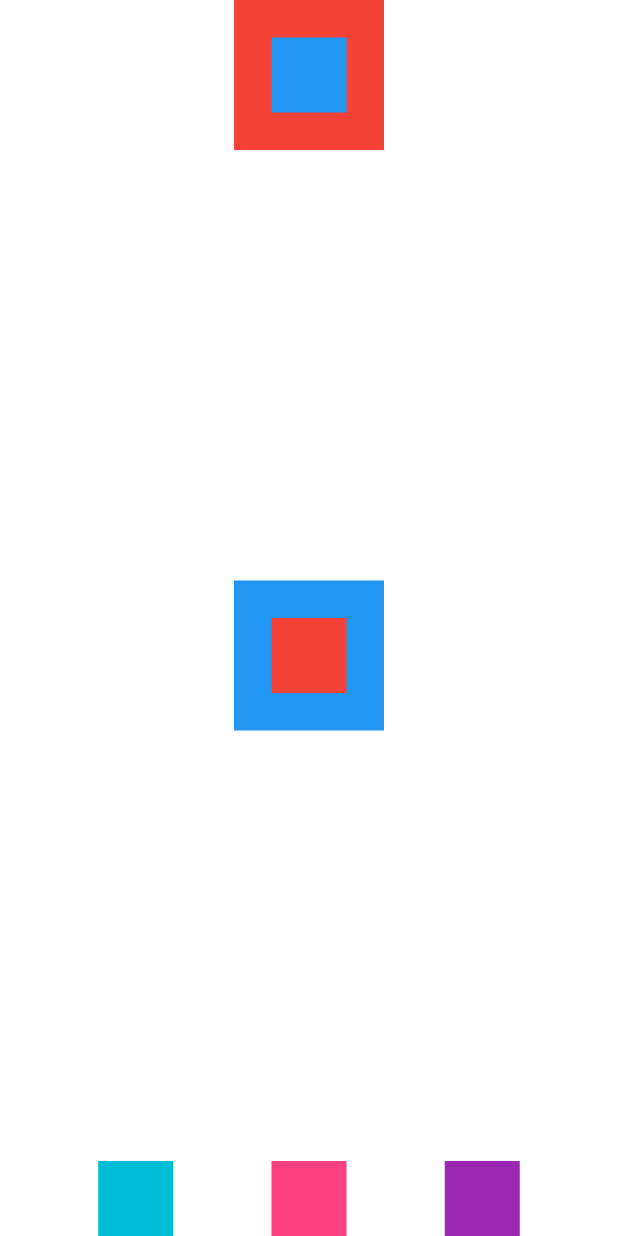
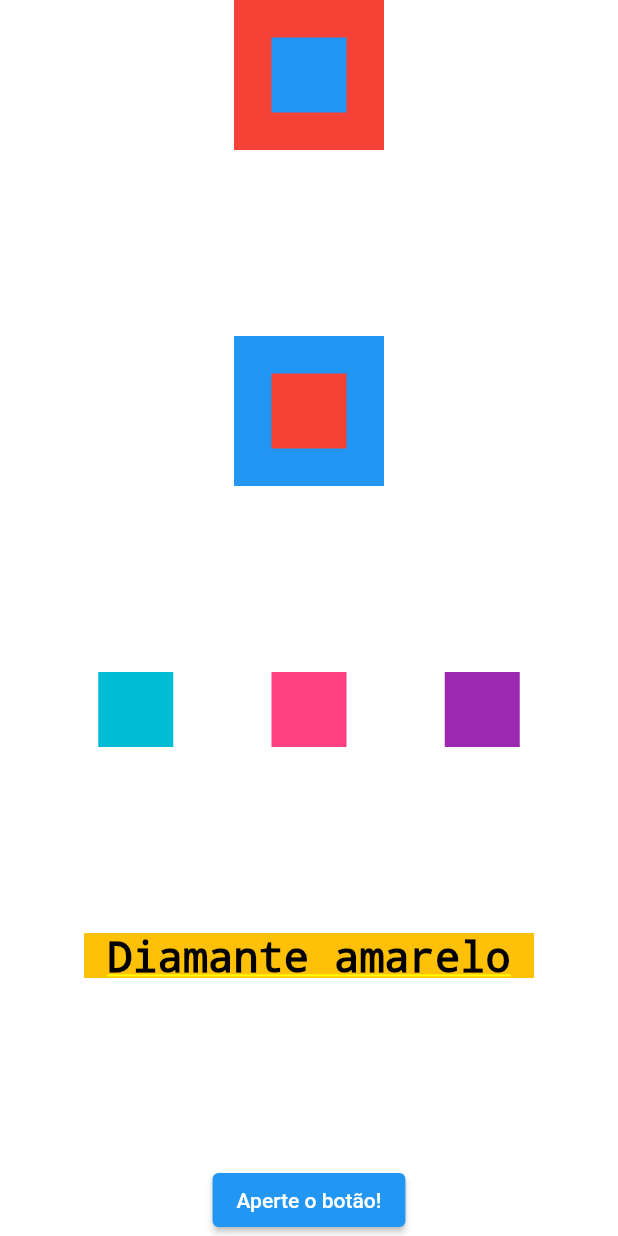
Before and after one commit to josiasmartins/flutter-widgets-stateless-stateFul, a Flutter app: the screen it shows after launch, on a phone screen of 412 x 824 dp. Run offline on Flutter 3.47's test engine with Material 2 defaults, Android fonts, the phone set to English and light mode, and no system bars.

Commit message:
Text e ElevatedButton

```diff
--- a/lib/main.dart
+++ b/lib/main.dart
@@ -7,6 +7,17 @@ void main() {
 class MyApp extends StatelessWidget {
   const MyApp({super.key});
 
+  /*
+  *  Row: é a Linha, onde os objetos estão dispostos
+  * lado a lado na horizontal. O MainAxis indica o eixo principal desse Widget,
+  * que no caso é : horizontal. O CrossAxis é o eixo perpendicular ao principal,
+  * portanto vertical.
+  * Já o 'Column' é a Coluna, onde os objetos
+  * estão dispostos na vertical. O MainAxis
+  * indica o eixo principal, que dessa vez
+  * é o vertical. Logo o CrossAxis é o eixo horizontal.
+  * */
+
   // This widget is the root of your application.
   @override
   Widget build(BuildContext context) {
@@ -15,7 +26,9 @@ class MyApp extends StatelessWidget {
       theme: ThemeData(
         primarySwatch: Colors.blue,
       ),
-      home: Column(
+      home: Container(
+        color: Colors.white,
+        child: Column(
           mainAxisAlignment: MainAxisAlignment.spaceBetween,
           crossAxisAlignment: CrossAxisAlignment.center,
           children: [
@@ -39,10 +52,30 @@ class MyApp extends StatelessWidget {
               children: [
                 Container(color: Colors.cyan, height: 50, width: 50,),
                 Container(color: Colors.pinkAccent, height: 50, width: 50,),
-              Container(color: Colors.purple, height: 50, width: 50,),
+                Container(color: Colors.purple, height: 50, width: 50 ,),
               ],
-          )
+            ),
+            Container(
+              color: Colors.amber,
+              height: 30,
+              width: 300,
+              child: Text(
+                'Diamante amarelo',
+                style: TextStyle(
+                    color: Colors.black,
+                    fontSize: 28
+                ),
+                textAlign: TextAlign.center,
+              ),
+            ),
+            ElevatedButton(
+                onPressed: (){
+                  print('Voce apertou o botão');
+                },
+                child: Text('Aperte o botão!'))
+
           ],
+        ),
       )
     );
   }
```
Lines whose indentation alone changed are shown as unchanged.
